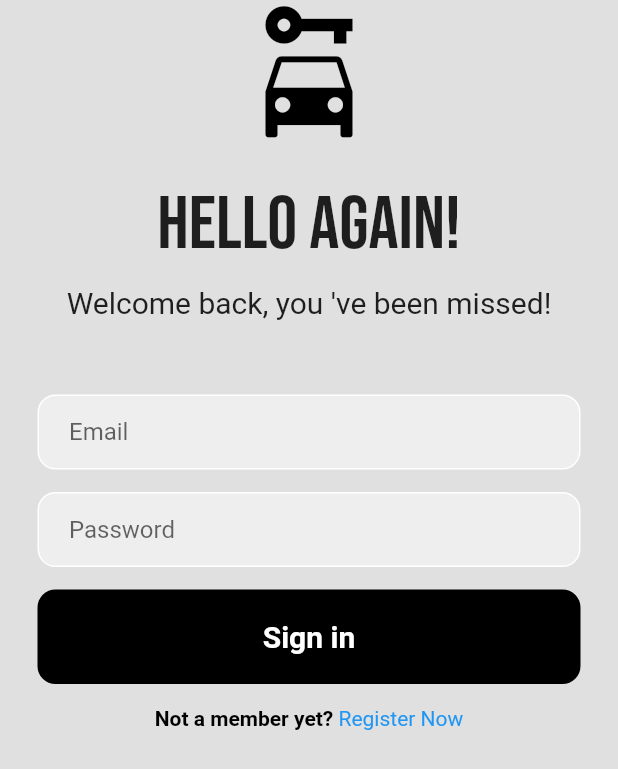
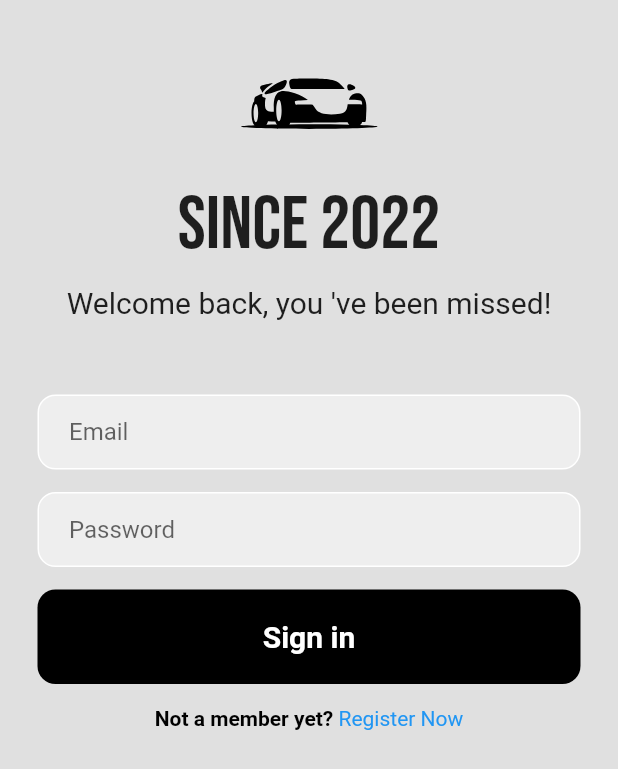
Before and after one commit to HeshamMoneer/AutoMobile, a Flutter app: the screen it shows after launch, on a phone screen of 412 x 824 dp. Shown: the top 769 px of the screen. Run offline on Flutter 3.47's test engine with Material 2 defaults, Android fonts, the phone set to English and light mode, and no system bars; our stand-ins replace carousel_slider, cloud_firestore, date_field, firebase_auth, firebase_core, firebase_storage and 10 more; missing offline and left inert: dart:ffi, gender_picker; accounts and stored records are empty.

Commit message:
Hesham (#26)
* Added logo and added datepicker to register screen

* changed app name to uppercase and added launcher icon

* Removed unneeded widget

* added navigation to bids card

```diff
--- a/lib/src/database/firebasehandler.dart
+++ b/lib/src/database/firebasehandler.dart
@@ -98,13 +98,8 @@ class FireBaseHandler {
 
   Future<void> signup(String email, String password) async {
     try {
-      //This will need to be extended to include user general info
-      var authResult = await FirebaseAuth.instance
+      await FirebaseAuth.instance
           .createUserWithEmailAndPassword(email: email, password: password);
-      // await FirebaseFirestore.instance
-      //     .collection('user')
-      //     .doc(authResult.user!.uid)
-      //     .set(body);
     } catch (e) {
       ErrorHandler(e.toString());
       rethrow;
--- a/lib/src/screens/listingDetail_screen.dart
+++ b/lib/src/screens/listingDetail_screen.dart
@@ -220,8 +220,9 @@ class ListingDetailScreen extends StatelessWidget {
                                             .creationDate)),
                                     trailing: IconButton(
                                         onPressed: () {
-                                          //TODO: Add messaging
-                                          //message action
+                                          Navigator.of(context).pushNamed(
+                                              '/inbox/chat',
+                                              arguments: posterUser);
                                         },
                                         icon: Icon(
                                           Icons.message,
--- a/lib/src/screens/login_signup_screen.dart
+++ b/lib/src/screens/login_signup_screen.dart
@@ -1,6 +1,7 @@
-import 'dart:ui';
-
 import 'package:AutoMobile/src/models/user.dart';
+import 'package:AutoMobile/src/widgets/input_field.dart';
+import 'package:AutoMobile/src/widgets/logo.dart';
+import 'package:date_field/date_field.dart';
 import "package:flutter/material.dart";
 import 'package:gender_picker/source/enums.dart';
 import 'package:google_fonts/google_fonts.dart';
@@ -9,8 +10,7 @@ import '../provider/provider.dart';
 import 'package:provider/provider.dart';
 
 import '../repository/errorhandler.dart';
-import 'package:gender_picker/source/gender_picker.dart';
-
+import 'package:intl/intl.dart';
 import '../widgets/GenderPicker.dart';
 
 class LoginSignUp extends StatefulWidget {
@@ -26,11 +26,12 @@ class _LoginSignUpState extends State<LoginSignUp> {
   var phoneNumberController = TextEditingController();
   var firstNameController = TextEditingController();
   var lastNameController = TextEditingController();
+  var birthdateController = DateTime.parse("2005-01-01");
+  DateFormat dateFormat = DateFormat('dd/MM/yyyy');
   var userGender = true;
   bool login = true;
 
   Future<void> registerUser() async {
-    // problem here that the listen not true and when i make it false it's not inserting user into the db only register it
     var allProvider = Provider.of<AllProvider>(context, listen: false);
     var user = User(
         id: "",
@@ -38,7 +39,8 @@ class _LoginSignUpState extends State<LoginSignUp> {
         lastName: lastNameController.text,
         email: emailController.text,
         phoneNumber: phoneNumberController.text,
-        joiningDate: DateTime.now().toString(),
+        joiningDate: dateFormat.format(DateTime.now()),
+        birthDate: dateFormat.format(birthdateController),
         isMale: userGender);
     await allProvider.addUser(user);
   }
@@ -55,8 +57,7 @@ class _LoginSignUpState extends State<LoginSignUp> {
       if (!login) {
         if (passwordController.text == confirmPasswordController.text) {
           try {
-            print("we are not here");
-            var result = await myprovider.repository.fireBaseHandler
+            await myprovider.repository.fireBaseHandler
                 .signup(emailController.text, passwordController.text);
             await registerUser();
           } catch (e) {
@@ -66,7 +67,7 @@ class _LoginSignUpState extends State<LoginSignUp> {
           throw ErrorHandler("The passwords do not match");
         }
       } else {
-        var result = await myprovider.repository.fireBaseHandler
+        await myprovider.repository.fireBaseHandler
             .login(emailController.text, passwordController.text);
       }
       Navigator.of(context).pushReplacementNamed('/mainscreen');
@@ -107,16 +108,12 @@ class _LoginSignUpState extends State<LoginSignUp> {
           child: Column(
             mainAxisAlignment: MainAxisAlignment.center,
             children: [
-              Icon(
-                Icons.car_rental,
-                size: 100,
-                color: Colors.black,
-              ),
               SizedBox(
                 height: 20,
               ),
+              addLogo(100, true),
               Text(
-                "Hello Again!",
+                "Since 2022",
                 style: GoogleFonts.bebasNeue(fontSize: 50),
               ),
               SizedBox(
@@ -131,43 +128,11 @@ class _LoginSignUpState extends State<LoginSignUp> {
               SizedBox(
                 height: 50,
               ),
-              Padding(
-                padding: const EdgeInsets.symmetric(horizontal: 25),
-                child: Container(
-                  decoration: BoxDecoration(
-                      color: Colors.grey[200],
-                      border: Border.all(color: Colors.white),
-                      borderRadius: BorderRadius.circular(12)),
-                  child: Padding(
-                    padding: const EdgeInsets.only(left: 20.0),
-                    child: TextField(
-                      controller: emailController,
-                      decoration: InputDecoration(
-                          border: InputBorder.none, hintText: "Email "),
-                    ),
-                  ),
-                ),
-              ),
+              inputField('Email', emailController),
               SizedBox(
                 height: 15,
               ),
-              Padding(
-                  padding: const EdgeInsets.symmetric(horizontal: 25),
-                  child: Container(
-                    decoration: BoxDecoration(
-                        color: Colors.grey[200],
-                        border: Border.all(color: Colors.white),
-                        borderRadius: BorderRadius.circular(12)),
-                    child: Padding(
-                      padding: const EdgeInsets.only(left: 20.0),
-                      child: TextField(
-                        obscureText: true,
-                        controller: passwordController,
-                        decoration: InputDecoration(
-                            border: InputBorder.none, hintText: "Password "),
-                      ),
-                    ),
-                  )),
+              inputField('Password', passwordController, obscureText: true),
               SizedBox(
                 height: 15,
               ),
@@ -224,16 +189,12 @@ class _LoginSignUpState extends State<LoginSignUp> {
           child: Column(
             mainAxisAlignment: MainAxisAlignment.center,
             children: [
-              Icon(
-                Icons.car_rental,
-                size: 50,
-                color: Colors.black,
-              ),
               SizedBox(
                 height: 10,
               ),
+              addLogo(50, true),
               Text(
-                "Hello There",
+                "Since 2022",
                 style: GoogleFonts.bebasNeue(fontSize: 45),
               ),
               SizedBox(
@@ -248,105 +209,19 @@ class _LoginSignUpState extends State<LoginSignUp> {
               SizedBox(
                 height: 10,
               ),
-              Padding(
-                padding: const EdgeInsets.symmetric(horizontal: 25),
-                child: Container(
-                  decoration: BoxDecoration(
-                      color: Colors.grey[200],
-                      border: Border.all(color: Colors.white),
-                      borderRadius: BorderRadius.circular(12)),
-                  child: Padding(
-                    padding: const EdgeInsets.only(left: 20.0),
-                    child: TextField(
-                      controller: firstNameController,
-                      decoration: InputDecoration(
-                          border: InputBorder.none, hintText: "First Name "),
-                    ),
-                  ),
-                ),
-              ),
+              inputField("First Name", firstNameController),
               SizedBox(
                 height: 10,
               ),
-              Padding(
-                padding: const EdgeInsets.symmetric(horizontal: 25),
-                child: Container(
-                  decoration: BoxDecoration(
-                      color: Colors.grey[200],
-                      border: Border.all(color: Colors.white),
-                      borderRadius: BorderRadius.circular(12)),
-                  child: Padding(
-                    padding: const EdgeInsets.only(left: 20.0),
-                    child: TextField(
-                      controller: lastNameController,
-                      decoration: InputDecoration(
-                          border: InputBorder.none, hintText: "Last Name "),
-                    ),
-                  ),
-                ),
-              ),
+              inputField("Last Name", lastNameController),
               SizedBox(
                 height: 10,
               ),
-              Padding(
-                padding: const EdgeInsets.symmetric(horizontal: 25),
-                child: Container(
-                  decoration: BoxDecoration(
-                      color: Colors.grey[200],
-                      border: Border.all(color: Colors.white),
-                      borderRadius: BorderRadius.circular(12)),
-                  child: Padding(
-                    padding: const EdgeInsets.only(left: 20.0),
-                    child: TextField(
-                      keyboardType: TextInputType.number,
-                      controller: phoneNumberController,
-                      decoration: InputDecoration(
-                          border: InputBorder.none, hintText: "Phone Number "),
-                    ),
-                  ),
-                ),
-              ),
+              inputField("Phone Number", phoneNumberController),
               SizedBox(
                 height: 10,
               ),
-              Padding(
-                padding: const EdgeInsets.symmetric(horizontal: 25),
-                child: Container(
-                  decoration: BoxDecoration(
-                      color: Colors.grey[200],
-                      border: Border.all(color: Colors.white),
-                      borderRadius: BorderRadius.circular(12)),
-                  child: Padding(
-                    padding: const EdgeInsets.only(left: 20.0),
-                    child: TextField(
-                      controller: emailController,
-                      decoration: InputDecoration(
-                          border: InputBorder.none, hintText: "Email "),
-                    ),
-                  ),
-                ),
-              ),
-              Divider(
-                height: 10,
-              ),
-              gender,
-              Padding(
-                  padding: const EdgeInsets.symmetric(horizontal: 25),
-                  child: Container(
-                    decoration: BoxDecoration(
-                        color: Colors.grey[200],
-                        border: Border.all(color: Colors.white),
-                        borderRadius: BorderRadius.circular(12)),
-                    child: Padding(
-                      padding: const EdgeInsets.only(left: 20.0),
-                      child: TextField(
-                        obscureText: true,
-                        controller: passwordController,
-                        decoration: InputDecoration(
-                            border: InputBorder.none, hintText: "Password "),
-                      ),
-                    ),
-                  )),
+              inputField("Email", emailController),
               SizedBox(
                 height: 10,
               ),
@@ -359,15 +234,29 @@ class _LoginSignUpState extends State<LoginSignUp> {
                         borderRadius: BorderRadius.circular(12)),
                     child: Padding(
                       padding: const EdgeInsets.only(left: 20.0),
-                      child: TextField(
-                        obscureText: true,
-                        controller: confirmPasswordController,
+                      child: DateTimeField(
                         decoration: InputDecoration(
-                            border: InputBorder.none,
-                            hintText: "Confirm Password "),
+                            border: InputBorder.none, labelText: "Birth Date"),
+                        firstDate: DateTime.parse("1940-01-01"),
+                        lastDate: DateTime.parse("2005-01-01"),
+                        dateFormat: dateFormat,
+                        selectedDate: birthdateController,
+                        mode: DateTimeFieldPickerMode.date,
+                        onDateSelected: (DateTime value) {
+                          setState(() {
+                            birthdateController = value;
+                          });
+                        },
                       ),
                     ),
                   )),
+              gender,
+              inputField("Password", passwordController, obscureText: true),
+              SizedBox(
+                height: 10,
+              ),
+              inputField("Confirm Password", confirmPasswordController,
+                  obscureText: true),
               SizedBox(
                 height: 10,
               ),
--- a/lib/src/screens/main_screen.dart
+++ b/lib/src/screens/main_screen.dart
@@ -1,10 +1,10 @@
 import 'package:AutoMobile/src/provider/provider.dart';
 import 'package:AutoMobile/src/screens/search.dart';
+import 'package:AutoMobile/src/widgets/logo.dart';
 import 'package:flutter/material.dart';
 import 'package:provider/provider.dart';
 
 import '../models/listing.dart';
-import '../themes/theme_color.dart';
 import '../widgets/listing_card.dart';
 
 class MainScreen extends StatefulWidget {
@@ -38,12 +38,7 @@ class _MainScreenState extends State<MainScreen> {
           title: Row(
             mainAxisAlignment: MainAxisAlignment.start,
             children: [
-              Image.asset(
-                'assets/images/logo.png',
-                fit: BoxFit.contain,
-                height: 32,
-                color: Colors.white,
-              ),
+              addLogo(32, false),
               Container(
                   padding: const EdgeInsets.all(8.0), child: Text('Automobile'))
             ],
--- a/lib/src/screens/userProfile_screen.dart
+++ b/lib/src/screens/userProfile_screen.dart
@@ -174,24 +174,6 @@ class _UserProfileScreen extends State<UserProfileScreen> {
                               fit: BoxFit.cover,
                             )),
                       ),
-                      if (isMe)
-                        Positioned(
-                            bottom: 0,
-                            right: 0,
-                            child: Container(
-                              width: 35,
-                              height: 35,
-                              decoration: BoxDecoration(
-                                  borderRadius: BorderRadius.circular(100),
-                                  color: ThemeColor.lightblack),
-                              child: IconButton(
-                                icon: Icon(LineAwesomeIcons.alternate_pencil,
-                                    color: Colors.white, size: 20),
-                                onPressed: () {
-                                  //TODO: upload new profile picture
-                                },
-                              ),
-                            ))
                     ]),
                     SizedBox(
                       height: 10,
--- /dev/null
+++ b/lib/src/widgets/input_field.dart
@@ -0,0 +1,22 @@
+import 'package:flutter/material.dart';
+
+Widget inputField(placeholder, controller, {obscureText = false}) {
+  return Padding(
+    padding: const EdgeInsets.symmetric(horizontal: 25),
+    child: Container(
+      decoration: BoxDecoration(
+          color: Colors.grey[200],
+          border: Border.all(color: Colors.white),
+          borderRadius: BorderRadius.circular(12)),
+      child: Padding(
+        padding: const EdgeInsets.only(left: 20.0),
+        child: TextField(
+          controller: controller,
+          obscureText: obscureText,
+          decoration:
+              InputDecoration(border: InputBorder.none, hintText: placeholder),
+        ),
+      ),
+    ),
+  );
+}
--- /dev/null
+++ b/lib/src/widgets/logo.dart
@@ -0,0 +1,12 @@
+import 'package:flutter/material.dart';
+import 'package:flutter_svg/flutter_svg.dart';
+
+Widget addLogo(double size, bool isBlack) {
+  String color = isBlack ? 'black' : 'white';
+  String assetLocation = 'assets/images/logo-$color.svg';
+  return SvgPicture.asset(
+    assetLocation,
+    width: size,
+    height: size,
+  );
+}
--- a/pubspec.yaml
+++ b/pubspec.yaml
@@ -52,6 +52,8 @@ dependencies:
   carousel_slider: ^4.2.1
   flutter_staggered_grid_view: ^0.6.2
   uuid: ^3.0.7
+  flutter_svg: ^1.1.6
+  flutter_launcher_icons: ^0.11.0
 
 dev_dependencies:
   flutter_test:
@@ -115,3 +117,7 @@ flutter:
   #
   # For details regarding fonts from package dependencies,
   # see https://flutter.dev/custom-fonts/#from-packages
+
+flutter_icons:
+  android: "launcher_icon"
+  image_path: "assets/images/logo.png"
```
Also changed, not shown: assets/images/logo-black.svg (added), assets/images/logo-white.svg (added), assets/images/logo.png, 6 other files.
